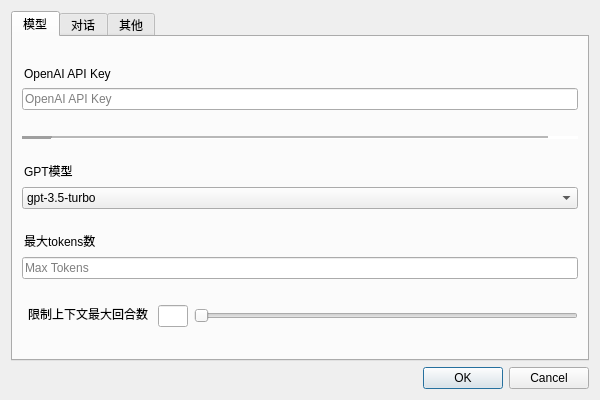
liyixin1/GPTalks, file ui/settings_dialog.ui: the form before one commit.
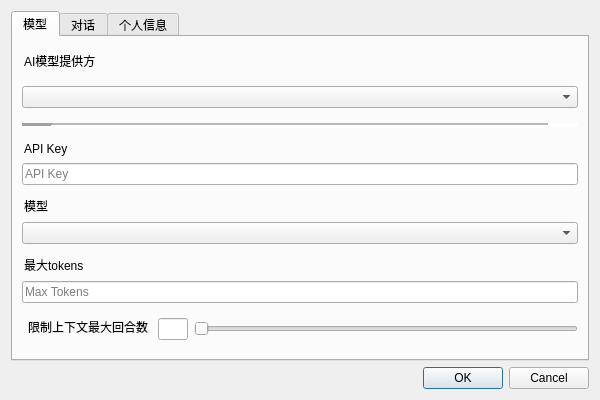
The form after the commit.

Commit message: 新增更多AI模型

```diff
--- a/ui/settings_dialog.ui
+++ b/ui/settings_dialog.ui
@@ -39,14 +39,12 @@
           <enum>QLayout::SetDefaultConstraint</enum>
          </property>
          <item>
-          <layout class="QVBoxLayout" name="verticalLayout_5">
-           <item>
-            <widget class="QLineEdit" name="lineEdit_api_key_title">
+          <widget class="QLineEdit" name="lineEdit_AI">
              <property name="styleSheet">
               <string notr="true">background-color: transparent;</string>
              </property>
              <property name="text">
-              <string>OpenAI API Key</string>
+            <string>AI模型提供方</string>
              </property>
              <property name="frame">
               <bool>false</bool>
@@ -57,19 +55,14 @@
             </widget>
            </item>
            <item>
-            <widget class="QLineEdit" name="lineEdit_key">
+          <widget class="QComboBox" name="comboBox_AI">
              <property name="styleSheet">
               <string notr="true">font: 12pt &quot;Microsoft YaHei UI&quot;;</string>
              </property>
-             <property name="text">
-              <string/>
-             </property>
-             <property name="placeholderText">
-              <string>OpenAI API Key</string>
-             </property>
-            </widget>
-           </item>
-          </layout>
+           <property name="editable">
+            <bool>false</bool>
+           </property>
+          </widget>
          </item>
          <item>
           <widget class="Line" name="line">
@@ -87,6 +80,39 @@
            </property>
           </widget>
          </item>
+         <item>
+          <layout class="QVBoxLayout" name="verticalLayout_5">
+           <item>
+            <widget class="QLineEdit" name="lineEdit_api_key_title">
+             <property name="styleSheet">
+              <string notr="true">background-color: transparent;</string>
+             </property>
+             <property name="text">
+              <string>API Key</string>
+             </property>
+             <property name="frame">
+              <bool>false</bool>
+             </property>
+             <property name="readOnly">
+              <bool>true</bool>
+             </property>
+            </widget>
+           </item>
+           <item>
+            <widget class="QLineEdit" name="lineEdit_key">
+             <property name="styleSheet">
+              <string notr="true">font: 12pt &quot;Microsoft YaHei UI&quot;;</string>
+             </property>
+             <property name="text">
+              <string/>
+             </property>
+             <property name="placeholderText">
+              <string>API Key</string>
+             </property>
+            </widget>
+           </item>
+          </layout>
+         </item>
          <item>
           <layout class="QVBoxLayout" name="verticalLayout_6">
            <item>
@@ -95,7 +121,7 @@
               <string notr="true">background-color: transparent;</string>
              </property>
              <property name="text">
-              <string>GPT模型</string>
+              <string>模型</string>
              </property>
              <property name="frame">
               <bool>false</bool>
@@ -113,21 +139,6 @@
              <property name="editable">
               <bool>false</bool>
              </property>
-             <item>
-              <property name="text">
-               <string>gpt-3.5-turbo</string>
-              </property>
-             </item>
-             <item>
-              <property name="text">
-               <string>gpt-4</string>
-              </property>
-             </item>
-             <item>
-              <property name="text">
-               <string>gpt-4-turbo</string>
-              </property>
-             </item>
             </widget>
            </item>
           </layout>
@@ -140,7 +151,7 @@
               <string notr="true">background-color: transparent;</string>
              </property>
              <property name="text">
-              <string>最大tokens数</string>
+              <string>最大tokens</string>
              </property>
              <property name="frame">
               <bool>false</bool>
@@ -280,7 +291,7 @@
        <string/>
       </property>
       <attribute name="title">
-       <string>其他</string>
+       <string>个人信息</string>
       </attribute>
       <layout class="QHBoxLayout" name="horizontalLayout_7">
        <item>
```
Left out of the diff: 26 changed lines with no effect on the pictures. Lines whose indentation alone changed are shown as unchanged. The commit also changes 26 other files.
